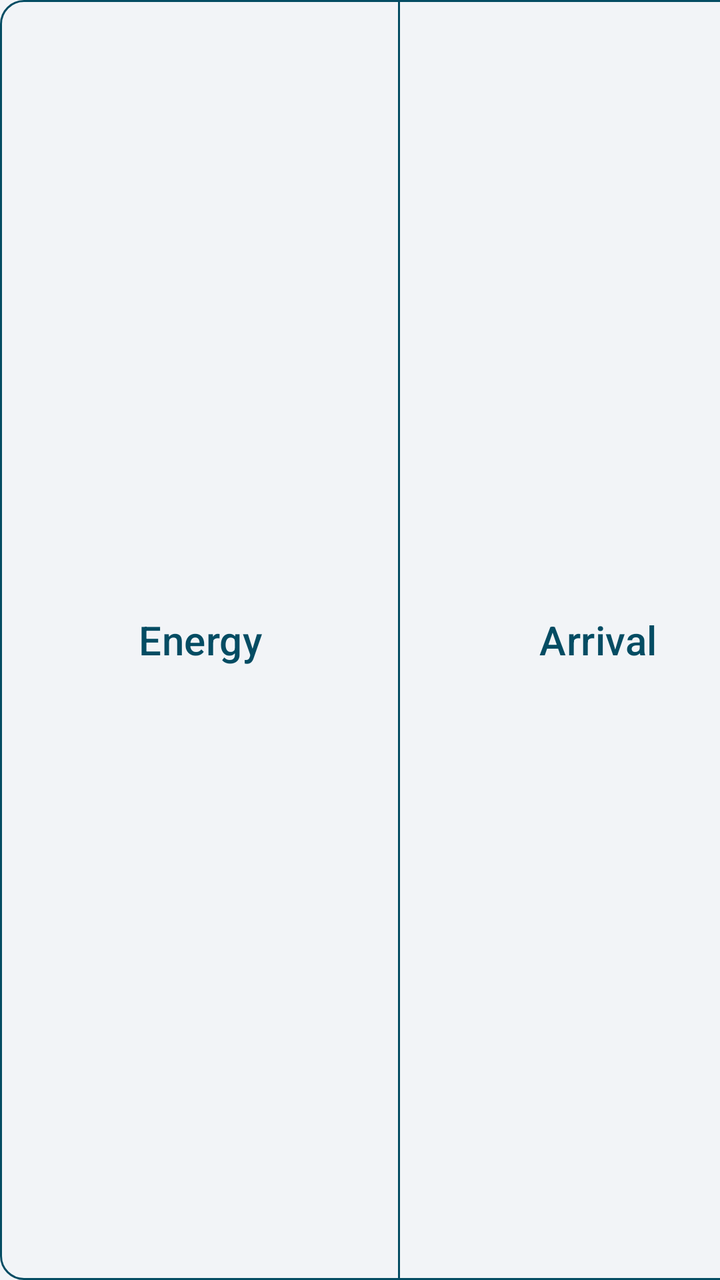
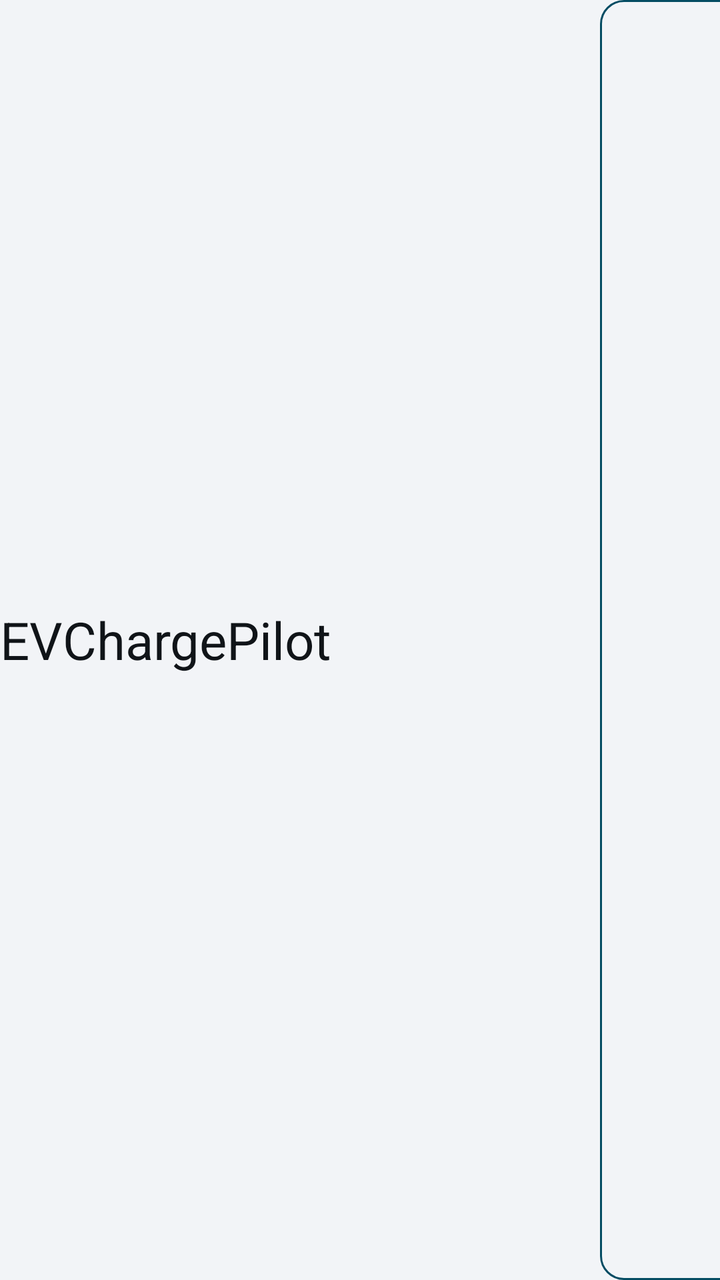

Compare the two renders of this Android layout. The source of the first and the diff that turns it into the second are given below.
<!-- AndroidManifest.xml: application theme Theme.EVChargePilot -->
<!-- res/layout/view_primary_navigation.xml -->
<?xml version="1.0" encoding="utf-8"?>
<com.google.android.material.button.MaterialButtonToggleGroup
    xmlns:android="http://schemas.android.com/apk/res/android"
    xmlns:app="http://schemas.android.com/apk/res-auto"
    android:id="@+id/primaryNavigation"
    android:layout_width="1000dp"
    android:layout_height="@dimen/touch_target"
    app:selectionRequired="true"
    app:singleSelection="true">

    <com.google.android.material.button.MaterialButton
        android:id="@+id/navEnergy"
        style="@style/Widget.EVChargePilot.NavTab"
        android:layout_width="200dp"
        android:layout_height="match_parent"
        android:text="@string/tab_energy" />

    <com.google.android.material.button.MaterialButton
        android:id="@+id/navArrival"
        style="@style/Widget.EVChargePilot.NavTab"
        android:layout_width="200dp"
        android:layout_height="match_parent"
        android:text="@string/tab_arrival" />

    <com.google.android.material.button.MaterialButton
        android:id="@+id/navTrips"
        style="@style/Widget.EVChargePilot.NavTab"
        android:layout_width="200dp"
        android:layout_height="match_parent"
        android:text="@string/tab_trips" />

    <com.google.android.material.button.MaterialButton
        android:id="@+id/navDiagnostics"
        style="@style/Widget.EVChargePilot.NavTab"
        android:layout_width="200dp"
        android:layout_height="match_parent"
        android:text="@string/tab_diagnostics" />

    <com.google.android.material.button.MaterialButton
        android:id="@+id/navSettings"
        style="@style/Widget.EVChargePilot.NavTab"
        android:layout_width="200dp"
        android:layout_height="match_parent"
        android:text="@string/tab_settings" />
</com.google.android.material.button.MaterialButtonToggleGroup>
<!-- resources referenced by this layout -->
<resources>
  <dimen name="touch_target">72dp</dimen>
  <string name="tab_arrival">Arrival</string>
  <string name="tab_diagnostics">Diagnostics</string>
  <string name="tab_energy">Energy</string>
  <string name="tab_settings">Settings</string>
  <string name="tab_trips">Trips</string>
  <style name="Widget.EVChargePilot.NavTab" parent="Widget.Material3.Button.OutlinedButton">
          <item name="android:minWidth">0dp</item>
          <item name="android:minHeight">0dp</item>
          <item name="android:insetTop">0dp</item>
          <item name="android:insetBottom">0dp</item>
          <item name="android:maxLines">1</item>
          <item name="android:textAllCaps">false</item>
          <item name="android:textColor">@color/primary_nav_foreground</item>
          <item name="android:textSize">@dimen/text_body</item>
          <item name="backgroundTint">@color/primary_nav_background</item>
          <item name="strokeColor">@color/ev_accent</item>
          <item name="strokeWidth">1dp</item>
          <item name="cornerRadius">@dimen/ev_corner</item>
          <item name="elevation">0dp</item>
      </style>
  <dimen name="text_body">20sp</dimen>
  <color name="ev_accent">#FF044C63</color>
  <dimen name="ev_corner">12dp</dimen>
  <color name="ev_on_accent">#FFFFFFFF</color>
  <color name="ev_surface">#FFFFFFFF</color>
  <color name="ev_surface_raised">#FFE4E8ED</color>
  <color name="ev_background">#FFF2F4F7</color>
  <color name="ev_text_primary">#FF101418</color>
  <color name="ev_text_secondary">#FF414B55</color>
  <color name="ev_outline">#FF737F8F</color>
  <color name="ev_error">#FF8F0F18</color>
  <style name="ThemeOverlay.EVChargePilot.Dialog" parent="ThemeOverlay.EV.Dialog">
          <item name="materialAlertDialogTitleTextStyle">@style/EVChargePilot.Dialog.Title</item>
          <item name="materialAlertDialogBodyTextStyle">@style/EVChargePilot.Dialog.Body</item>
      </style>
  <style name="ThemeOverlay.EV.Dialog" parent="ThemeOverlay.Material3.MaterialAlertDialog">
          <item name="colorSurface">@color/ev_surface_raised</item>
          <item name="colorOnSurface">@color/ev_text_primary</item>
          <item name="colorOnSurfaceVariant">@color/ev_text_secondary</item>
          <item name="android:textColorPrimary">@color/ev_text_primary</item>
          <item name="buttonBarPositiveButtonStyle">@style/Widget.EV.DialogButton</item>
          <item name="buttonBarNegativeButtonStyle">@style/Widget.EV.DialogButton</item>
      </style>
  <style name="EVChargePilot.Dialog.Title" parent="MaterialAlertDialog.Material3.Title.Text">
          <item name="android:textSize">@dimen/text_title</item>
          <item name="android:textColor">@color/ev_text_primary</item>
      </style>
  <style name="EVChargePilot.Dialog.Body" parent="MaterialAlertDialog.Material3.Body.Text">
          <item name="android:textSize">@dimen/text_secondary</item>
          <item name="android:textColor">@color/ev_text_primary</item>
          <item name="android:lineSpacingMultiplier">1.2</item>
      </style>
  <style name="Widget.EV.DialogButton" parent="Widget.Material3.Button.TextButton.Dialog">
          <item name="shapeAppearanceOverlay">@style/ShapeAppearanceOverlay.EV.Button</item>
          <item name="android:minHeight">@dimen/touch_target</item>
          <item name="android:minWidth">140dp</item>
          <item name="android:textSize">@dimen/text_body</item>
      </style>
  <dimen name="text_title">26sp</dimen>
  <dimen name="text_secondary">17sp</dimen>
  <style name="ShapeAppearanceOverlay.EV.Button" parent="">
          <item name="cornerSize">@dimen/ev_corner</item>
      </style>
  <!-- unchanged entries left out for length: 1 -->
</resources>

<!-- the commit's change to res/layout/view_primary_navigation.xml (unified diff, before → after) -->
@@ -1,12 +1,24 @@
 <?xml version="1.0" encoding="utf-8"?>
-<com.google.android.material.button.MaterialButtonToggleGroup
+<LinearLayout
     xmlns:android="http://schemas.android.com/apk/res/android"
     xmlns:app="http://schemas.android.com/apk/res-auto"
-    android:id="@+id/primaryNavigation"
-    android:layout_width="1000dp"
+    android:layout_width="wrap_content"
     android:layout_height="@dimen/touch_target"
-    app:selectionRequired="true"
-    app:singleSelection="true">
+    android:gravity="center_vertical"
+    android:orientation="horizontal">
+
+    <TextView
+        android:layout_width="@dimen/chargepilot_primary_title_width"
+        android:layout_height="wrap_content"
+        android:text="@string/app_name"
+        android:textAppearance="@style/Text.EV.Title" />
+
+    <com.google.android.material.button.MaterialButtonToggleGroup
+        android:id="@+id/primaryNavigation"
+        android:layout_width="1000dp"
+        android:layout_height="match_parent"
+        app:selectionRequired="true"
+        app:singleSelection="true">
 
     <com.google.android.material.button.MaterialButton
         android:id="@+id/navEnergy"
@@ -42,4 +54,5 @@
         android:layout_width="200dp"
         android:layout_height="match_parent"
         android:text="@string/tab_settings" />
-</com.google.android.material.button.MaterialButtonToggleGroup>
+    </com.google.android.material.button.MaterialButtonToggleGroup>
+</LinearLayout>
<!-- resource entries referenced after the edit -->
@@ -1,11 +1,17 @@
 <!-- resources referenced by this layout -->
 <resources>
+  <dimen name="chargepilot_primary_title_width">300dp</dimen>
   <dimen name="touch_target">72dp</dimen>
+  <string name="app_name">EVChargePilot</string>
   <string name="tab_arrival">Arrival</string>
   <string name="tab_diagnostics">Diagnostics</string>
   <string name="tab_energy">Energy</string>
   <string name="tab_settings">Settings</string>
   <string name="tab_trips">Trips</string>
+  <style name="Text.EV.Title" parent="TextAppearance.Material3.TitleLarge">
+          <item name="android:textSize">@dimen/text_title</item>
+          <item name="android:textColor">@color/ev_text_primary</item>
+      </style>
   <style name="Widget.EVChargePilot.NavTab" parent="Widget.Material3.Button.OutlinedButton">
           <item name="android:minWidth">0dp</item>
           <item name="android:minHeight">0dp</item>
